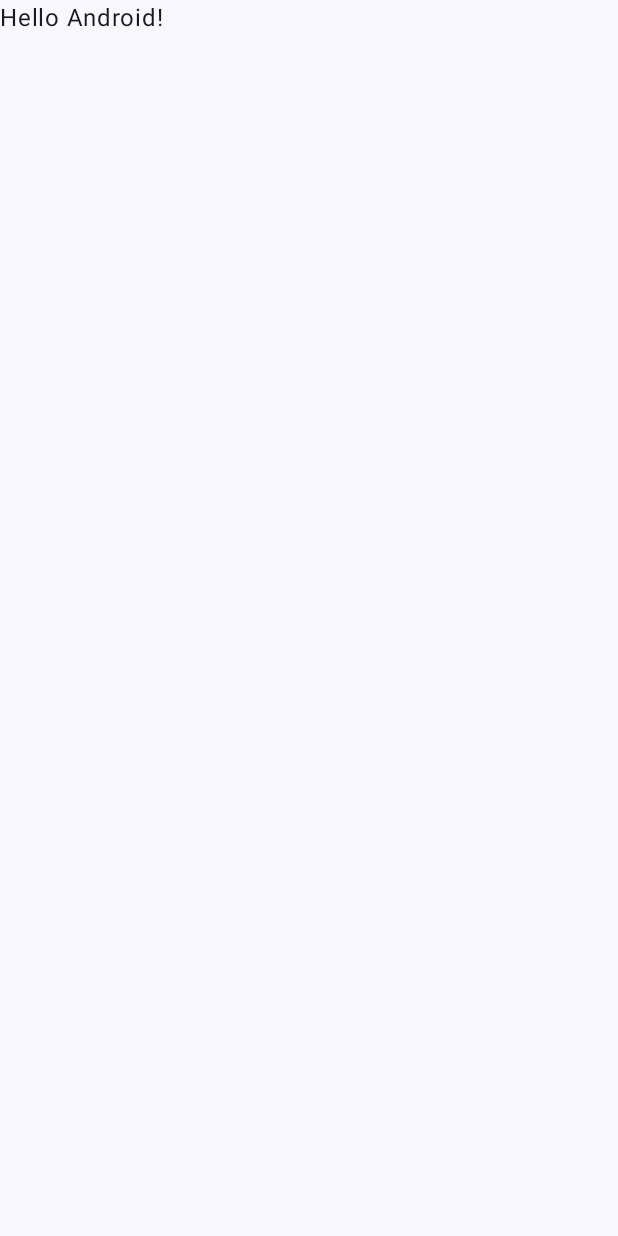
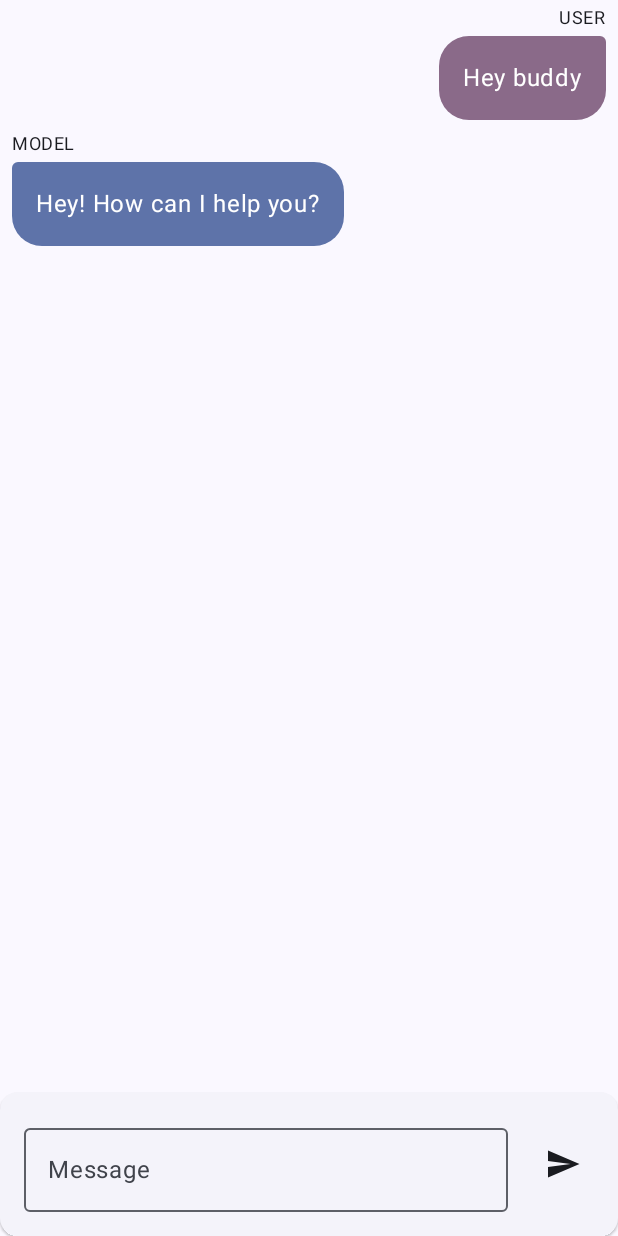
Before and after one commit to kosher9/Gemini-chat, an Android app built with Jetpack Compose: the screen it shows after launch (MainActivity), on a phone screen of 412 x 824 dp. Before the commit the screen is almost empty. Run offline under Robolectric (Android 15) with nearby library versions, the phone set to English and light mode, and no system bars.

Commit message:
Integrate design

```diff
--- a/app/src/main/java/com/github/kosher9/geminitextmodel/MainActivity.kt
+++ b/app/src/main/java/com/github/kosher9/geminitextmodel/MainActivity.kt
@@ -10,6 +10,7 @@ import androidx.compose.material3.Text
 import androidx.compose.runtime.Composable
 import androidx.compose.ui.Modifier
 import androidx.compose.ui.tooling.preview.Preview
+import com.github.kosher9.geminitextmodel.chat.ChatScreen
 import com.github.kosher9.geminitextmodel.ui.theme.GeminiTextModelTheme
 
 class MainActivity : ComponentActivity() {
@@ -22,7 +23,7 @@ class MainActivity : ComponentActivity() {
                     modifier = Modifier.fillMaxSize(),
                     color = MaterialTheme.colorScheme.background
                 ) {
-                    Greeting("Android")
+                    ChatScreen()
                 }
             }
         }
--- /dev/null
+++ b/app/src/main/java/com/github/kosher9/geminitextmodel/chat/ChatMessage.kt
@@ -0,0 +1,13 @@
+package com.github.kosher9.geminitextmodel.chat
+
+import androidx.compose.runtime.Composable
+import java.util.UUID
+
+enum class Participant {
+    USER, MODEL
+}
+data class ChatMessage(
+    val id: String = UUID.randomUUID().toString(),
+    var text: String = "",
+    val participant: Participant = Participant.USER,
+)
--- /dev/null
+++ b/app/src/main/java/com/github/kosher9/geminitextmodel/chat/ChatScreen.kt
@@ -0,0 +1,167 @@
+package com.github.kosher9.geminitextmodel.chat
+
+import androidx.compose.foundation.layout.BoxWithConstraints
+import androidx.compose.foundation.layout.Column
+import androidx.compose.foundation.layout.Row
+import androidx.compose.foundation.layout.fillMaxSize
+import androidx.compose.foundation.layout.fillMaxWidth
+import androidx.compose.foundation.layout.padding
+import androidx.compose.foundation.layout.widthIn
+import androidx.compose.foundation.lazy.LazyColumn
+import androidx.compose.foundation.lazy.LazyListState
+import androidx.compose.foundation.lazy.items
+import androidx.compose.foundation.lazy.rememberLazyListState
+import androidx.compose.foundation.shape.RoundedCornerShape
+import androidx.compose.foundation.text.KeyboardOptions
+import androidx.compose.material.icons.Icons
+import androidx.compose.material.icons.filled.Send
+import androidx.compose.material3.Card
+import androidx.compose.material3.CardDefaults
+import androidx.compose.material3.ElevatedCard
+import androidx.compose.material3.Icon
+import androidx.compose.material3.IconButton
+import androidx.compose.material3.MaterialTheme
+import androidx.compose.material3.OutlinedTextField
+import androidx.compose.material3.Scaffold
+import androidx.compose.material3.Text
+import androidx.compose.runtime.Composable
+import androidx.compose.ui.Alignment
+import androidx.compose.ui.Modifier
+import androidx.compose.ui.res.stringResource
+import androidx.compose.ui.text.input.KeyboardCapitalization
+import androidx.compose.ui.tooling.preview.Preview
+import androidx.compose.ui.unit.dp
+import com.github.kosher9.geminitextmodel.R
+
+@Composable
+fun ChatScreen() {
+    val listState = rememberLazyListState()
+    val messages = listOf(ChatMessage("1", "Hey buddy", Participant.USER), ChatMessage("2", "Hey! How can I help you?", Participant.MODEL))
+    Scaffold(
+        bottomBar = {
+            MessageInput()
+        }
+    ) { paddingValues ->
+        Column(
+            modifier = Modifier
+                .padding(paddingValues)
+                .fillMaxSize()
+        ) {
+            // Messages List
+            ChatList(messages, listState)
+        }
+    }
+}
+
+@Composable
+fun MessageInput(){
+    ElevatedCard(
+        modifier = Modifier
+            .fillMaxWidth()
+    ) {
+        Row(
+            modifier = Modifier
+                .padding(16.dp)
+                .fillMaxWidth()
+        ) {
+            OutlinedTextField(
+                value = "",
+                label = { Text(stringResource(R.string.chat_label)) },
+                onValueChange = {  },
+                keyboardOptions = KeyboardOptions(
+                    capitalization = KeyboardCapitalization.Sentences,
+                ),
+                modifier = Modifier
+                    .align(Alignment.CenterVertically)
+                    .fillMaxWidth()
+                    .weight(0.85f)
+            )
+            IconButton(
+                onClick = {},
+                modifier = Modifier
+                    .padding(start = 16.dp)
+                    .align(Alignment.CenterVertically)
+                    .fillMaxWidth()
+                    .weight(0.15f)
+            ) {
+                Icon(
+                    Icons.Default.Send,
+                    contentDescription = stringResource(R.string.action_send),
+                    modifier = Modifier
+                )
+            }
+        }
+    }
+}
+
+@Composable
+fun ChatList(
+    chatMessages: List<ChatMessage>,
+    listState: LazyListState
+) {
+    LazyColumn(
+        reverseLayout = true,
+        state = listState
+    ) {
+        items(chatMessages.reversed()) { message ->
+            ChatBubbleItem(message)
+        }
+    }
+}
+
+@Composable
+fun ChatBubbleItem(
+    chatMessage: ChatMessage
+) {
+    val isModelMessage = chatMessage.participant == Participant.MODEL
+
+    val backgroundColor = when (chatMessage.participant) {
+        Participant.MODEL -> MaterialTheme.colorScheme.primaryContainer
+        Participant.USER -> MaterialTheme.colorScheme.tertiaryContainer
+    }
+
+    val bubbleShape = if (isModelMessage) {
+        RoundedCornerShape(4.dp, 20.dp, 20.dp, 20.dp)
+    } else {
+        RoundedCornerShape(20.dp, 4.dp, 20.dp, 20.dp)
+    }
+
+    val horizontalAlignment = if (isModelMessage) {
+        Alignment.Start
+    } else {
+        Alignment.End
+    }
+
+    Column(
+        horizontalAlignment = horizontalAlignment,
+        modifier = Modifier
+            .padding(horizontal = 8.dp, vertical = 4.dp)
+            .fillMaxWidth()
+    ) {
+        Text(
+            text = chatMessage.participant.name,
+            style = MaterialTheme.typography.bodySmall,
+            modifier = Modifier.padding(bottom = 4.dp)
+        )
+        Row {
+            BoxWithConstraints {
+                Card(
+                    colors = CardDefaults.cardColors(containerColor = backgroundColor),
+                    shape = bubbleShape,
+                    modifier = Modifier.widthIn(0.dp, maxWidth * 0.9f)
+                ) {
+                    Text(
+                        text = chatMessage.text,
+                        modifier = Modifier.padding(16.dp)
+                    )
+                }
+            }
+        }
+    }
+}
+
+@Preview
+@Composable
+private fun ChatListPreview() {
+    ChatScreen()
+}
--- a/app/src/main/res/values/strings.xml
+++ b/app/src/main/res/values/strings.xml
@@ -1,3 +1,5 @@
 <resources>
     <string name="app_name">Gemini Text Model</string>
+    <string name="chat_label">Message</string>
+    <string name="action_send">Send</string>
 </resources>
```
